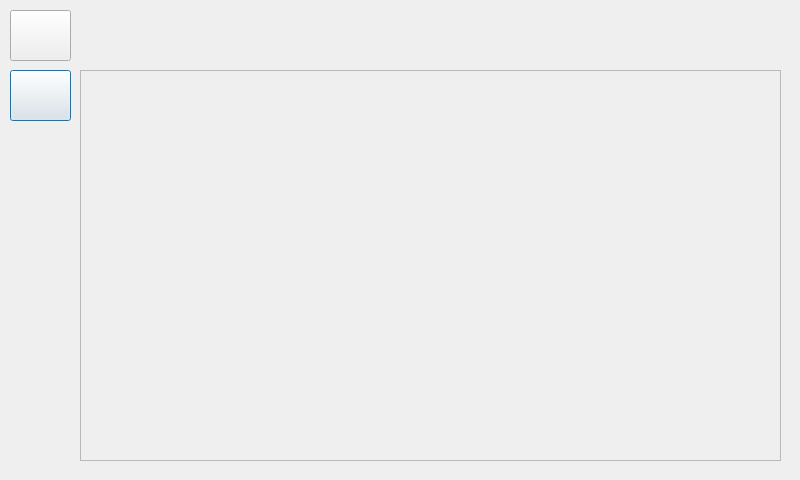
ENTC-FYP-19-G08/ismrr, file UI/smrr_ui/src/ui/screen_splash.ui: the form before one commit.
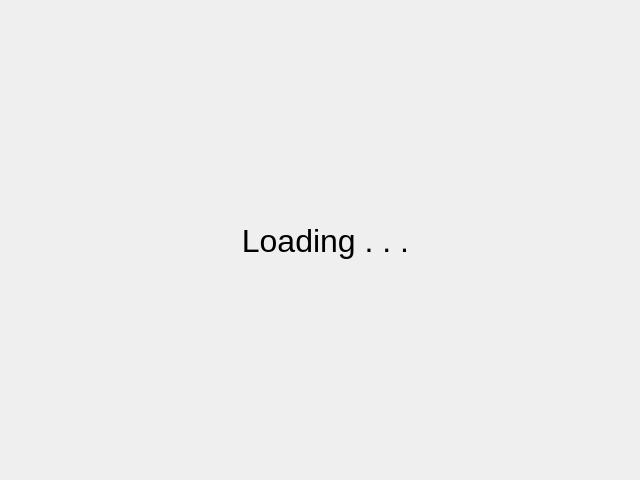
The form after the commit. Icons and pictures are not drawn.

Commit message: add splash screen

The edit to the form file:
```diff
--- a/UI/smrr_ui/src/ui/screen_splash.ui
+++ b/UI/smrr_ui/src/ui/screen_splash.ui
@@ -6,7 +6,7 @@
    <rect>
     <x>0</x>
     <y>0</y>
-    <width>800</width>
+    <width>640</width>
     <height>480</height>
    </rect>
   </property>
@@ -16,105 +16,41 @@
   <property name="modal">
    <bool>true</bool>
   </property>
-  <widget class="QPushButton" name="btnBack">
-   <property name="geometry">
-    <rect>
-     <x>10</x>
-     <y>10</y>
-     <width>61</width>
-     <height>51</height>
-    </rect>
-   </property>
-   <property name="autoFillBackground">
-    <bool>false</bool>
-   </property>
-   <property name="text">
-    <string/>
-   </property>
-   <property name="icon">
-    <iconset theme="back"/>
-   </property>
-   <property name="autoDefault">
-    <bool>false</bool>
-   </property>
-   <property name="default">
-    <bool>true</bool>
-   </property>
-   <property name="flat">
-    <bool>false</bool>
-   </property>
-  </widget>
-  <widget class="QScrollArea" name="scrollArea">
-   <property name="geometry">
-    <rect>
-     <x>80</x>
-     <y>70</y>
-     <width>701</width>
-     <height>391</height>
-    </rect>
-   </property>
-   <property name="widgetResizable">
-    <bool>true</bool>
-   </property>
-   <widget class="QWidget" name="scrollWidget">
-    <property name="geometry">
-     <rect>
-      <x>0</x>
-      <y>0</y>
-      <width>699</width>
-      <height>389</height>
-     </rect>
-    </property>
-   <layout class="QVBoxLayout" name="scrollLayout">
-    <property name="spacing">
-        <number>10</number>
-    </property>
-</layout>
-
-   </widget>
-  </widget>
   <widget class="QLabel" name="label">
    <property name="geometry">
     <rect>
-     <x>220</x>
-     <y>20</y>
-     <width>411</width>
-     <height>31</height>
+     <x>30</x>
+     <y>200</y>
+     <width>591</width>
+     <height>81</height>
     </rect>
    </property>
+   <property name="font">
+    <font>
+     <pointsize>24</pointsize>
+    </font>
+   </property>
    <property name="text">
-    <string/>
+    <string>Loading . . .</string>
    </property>
    <property name="alignment">
     <set>Qt::AlignCenter</set>
    </property>
   </widget>
-  <widget class="QPushButton" name="btnHome">
+  <widget class="QLabel" name="labelImg">
    <property name="geometry">
     <rect>
-     <x>10</x>
-     <y>70</y>
-     <width>61</width>
-     <height>51</height>
+     <x>250</x>
+     <y>290</y>
+     <width>150</width>
+     <height>150</height>
     </rect>
    </property>
-   <property name="autoFillBackground">
-    <bool>false</bool>
-   </property>
    <property name="text">
     <string/>
    </property>
-   <property name="icon">
-    <iconset theme="go-home"/>
-   </property>
-   <property name="autoDefault">
-    <bool>false</bool>
-   </property>
-   <property name="default">
-    <bool>true</bool>
-   </property>
-   <property name="flat">
-    <bool>false</bool>
+   <property name="alignment">
+    <set>Qt::AlignCenter</set>
    </property>
   </widget>
  </widget>
```
The commit also changes 5 other files.
